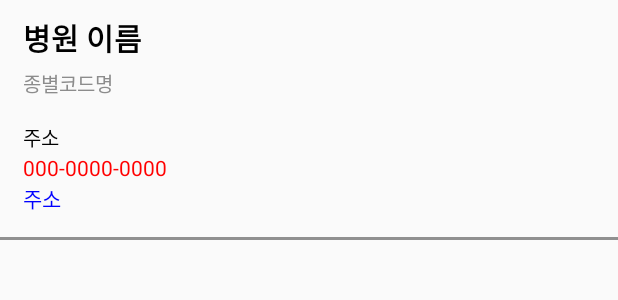
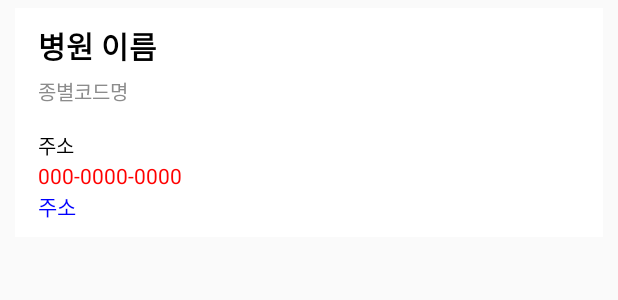
Before and after one commit to jeongminP/HospitalMap, an Android app: the layout recycler_view_item_hosp_info.xml on its own in the app's theme, with its tools: preview values and no code run, on a phone screen of 412 x 824 dp. Shown: the top 300 px of the screen. Run offline under Robolectric (Android 15) with nearby library versions, the phone set to English and light mode, and no system bars.

Commit message:
RecyclerView 레이아웃 변경

```diff
--- a/app/build.gradle
+++ b/app/build.gradle
@@ -42,4 +42,5 @@ dependencies {
     implementation 'io.reactivex.rxjava2:rxandroid:2.1.1'
     implementation 'io.reactivex.rxjava2:rxjava:2.2.15'
     implementation 'com.github.ybq:Android-SpinKit:1.4.0'
+    implementation "com.mlsdev.animatedrv:library:1.0.1"
 }
--- a/app/src/main/res/layout/recycler_view_item_hosp_info.xml
+++ b/app/src/main/res/layout/recycler_view_item_hosp_info.xml
@@ -3,14 +3,17 @@
     xmlns:android="http://schemas.android.com/apk/res/android"
     android:layout_width="match_parent"
     android:layout_height="wrap_content"
-    android:orientation="vertical">
+    android:layout_marginHorizontal="10dp"
+    android:layout_marginVertical="5dp"
+    android:paddingHorizontal="15dp"
+    android:paddingVertical="10dp"
+    android:orientation="vertical"
+    android:background="#ffffff" >
 
     <TextView
         android:id="@+id/hosp_name_textview"
         android:layout_width="match_parent"
         android:layout_height="wrap_content"
-        android:layout_marginHorizontal="15dp"
-        android:layout_marginTop="10dp"
         android:text="병원 이름"
         android:textColor="#000000"
         android:textStyle="bold"
@@ -19,7 +22,6 @@
         android:id="@+id/class_code_name_textview"
         android:layout_width="match_parent"
         android:layout_height="wrap_content"
-        android:layout_marginHorizontal="15dp"
         android:layout_marginTop="5dp"
         android:text="종별코드명"
         android:textColor="#8c8c8c"
@@ -28,7 +30,6 @@
         android:id="@+id/address_textview"
         android:layout_width="match_parent"
         android:layout_height="wrap_content"
-        android:layout_marginHorizontal="15dp"
         android:layout_marginTop="15dp"
         android:text="주소"
         android:textColor="#000000"
@@ -37,21 +38,13 @@
         android:id="@+id/tel_no_textview"
         android:layout_width="match_parent"
         android:layout_height="wrap_content"
-        android:layout_marginHorizontal="15dp"
         android:text="000-0000-0000"
         android:textColor="#ff0000" />
     <TextView
         android:id="@+id/hosp_url_textview"
         android:layout_width="match_parent"
         android:layout_height="wrap_content"
-        android:layout_marginHorizontal="15dp"
         android:text="주소"
         android:textColor="#0000ff" />
 
-    <View
-        android:layout_width="match_parent"
-        android:layout_height="2dp"
-        android:layout_marginTop="15dp"
-        android:background="#909090" />
-
 </LinearLayout>
```
Also changed, not shown: app/src/main/res/layout/activity_list.xml (+37 -2 lines).
